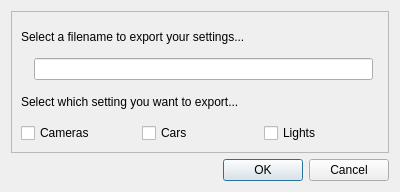
Before: the Qt Designer form Ui/exportsettingsqt.ui in Vazquinhos/CatalunyaCircuit, drawn with Qt 5.
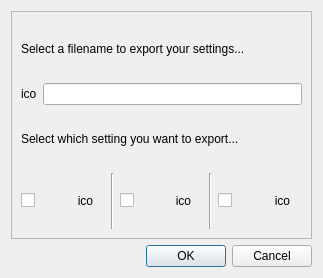
After: the same form once the commit is applied.

```diff
--- a/Ui/exportsettingsqt.ui
+++ b/Ui/exportsettingsqt.ui
@@ -6,8 +6,8 @@
    <rect>
     <x>0</x>
     <y>0</y>
-    <width>400</width>
-    <height>192</height>
+    <width>323</width>
+    <height>278</height>
    </rect>
   </property>
   <property name="windowTitle">
@@ -22,53 +22,29 @@
      <property name="frameShadow">
       <enum>QFrame::Raised</enum>
      </property>
-     <layout class="QGridLayout" name="gridLayout">
-      <item row="3" column="0" colspan="3">
-       <layout class="QHBoxLayout" name="horizontalLayout">
-        <item>
-         <widget class="QCheckBox" name="_cameras">
-          <property name="text">
-           <string>Cameras</string>
-          </property>
-         </widget>
-        </item>
-        <item>
-         <widget class="QCheckBox" name="_cars">
-          <property name="text">
-           <string>Cars</string>
-          </property>
-         </widget>
-        </item>
-        <item>
-         <widget class="QCheckBox" name="_lights">
-          <property name="text">
-           <string>Lights</string>
-          </property>
-         </widget>
-        </item>
-       </layout>
-      </item>
-      <item row="1" column="1">
-       <widget class="QLineEdit" name="lineEdit"/>
-      </item>
-      <item row="0" column="0" colspan="3">
+     <layout class="QVBoxLayout" name="verticalLayout_2">
+      <item>
        <widget class="QLabel" name="label_2">
         <property name="text">
          <string>Select a filename to export your settings...</string>
         </property>
        </widget>
       </item>
-      <item row="1" column="0">
-       <widget class="QLabel" name="label">
-        <property name="text">
-         <string/>
-        </property>
-        <property name="alignment">
-         <set>Qt::AlignCenter</set>
-        </property>
-       </widget>
+      <item>
+       <layout class="QHBoxLayout" name="horizontalLayout">
+        <item>
+         <widget class="QLabel" name="settlab">
+          <property name="text">
+           <string>ico</string>
+          </property>
+         </widget>
+        </item>
+        <item>
+         <widget class="QLineEdit" name="lineEdit"/>
+        </item>
+       </layout>
       </item>
-      <item row="2" column="0" colspan="3">
+      <item>
        <widget class="QLabel" name="label_3">
         <property name="text">
          <string>Select which setting you want to export...</string>
@@ -78,6 +54,75 @@
         </property>
        </widget>
       </item>
+      <item>
+       <layout class="QHBoxLayout" name="horizontalLayout_2">
+        <item>
+         <widget class="QCheckBox" name="_cameras">
+          <property name="text">
+           <string/>
+          </property>
+         </widget>
+        </item>
+        <item>
+         <widget class="QLabel" name="cameralab">
+          <property name="text">
+           <string>ico</string>
+          </property>
+          <property name="alignment">
+           <set>Qt::AlignCenter</set>
+          </property>
+         </widget>
+        </item>
+        <item>
+         <widget class="Line" name="line">
+          <property name="orientation">
+           <enum>Qt::Vertical</enum>
+          </property>
+         </widget>
+        </item>
+        <item>
+         <widget class="QCheckBox" name="_cars">
+          <property name="text">
+           <string/>
+          </property>
+         </widget>
+        </item>
+        <item>
+         <widget class="QLabel" name="carlab">
+          <property name="text">
+           <string>ico</string>
+          </property>
+          <property name="alignment">
+           <set>Qt::AlignCenter</set>
+          </property>
+         </widget>
+        </item>
+        <item>
+         <widget class="Line" name="line_2">
+          <property name="orientation">
+           <enum>Qt::Vertical</enum>
+          </property>
+         </widget>
+        </item>
+        <item>
+         <widget class="QCheckBox" name="_lights">
+          <property name="text">
+           <string/>
+          </property>
+         </widget>
+        </item>
+        <item>
+         <widget class="QLabel" name="lightlab">
+          <property name="text">
+           <string>ico</string>
+          </property>
+          <property name="alignment">
+           <set>Qt::AlignCenter</set>
+          </property>
+         </widget>
+        </item>
+       </layout>
+      </item>
      </layout>
     </widget>
    </item>
```
